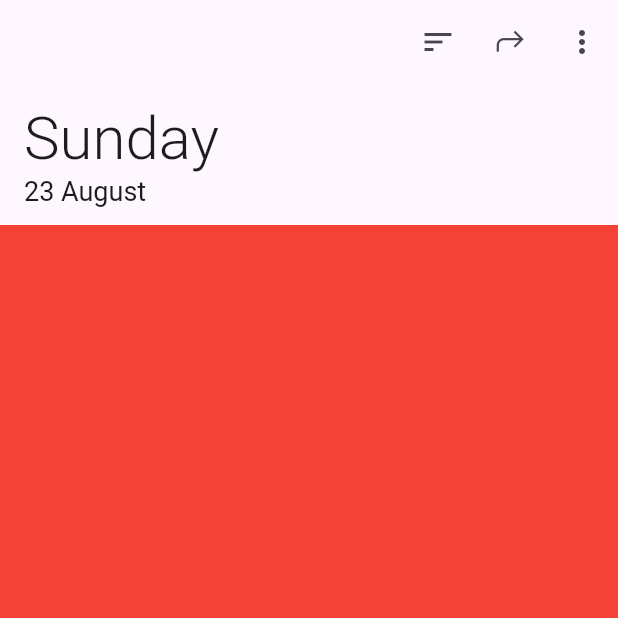
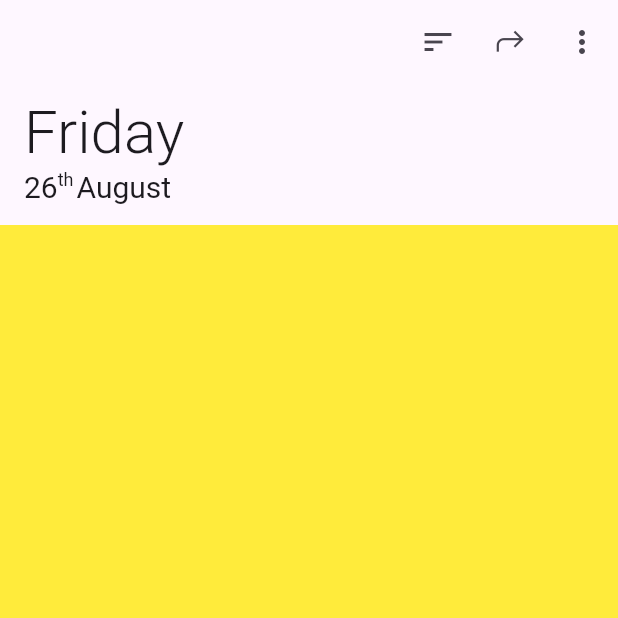
Before and after one commit to chaitanya634/tasks, a Flutter app: the screen it shows after launch, on a phone screen of 412 x 824 dp, the top half of it. Run offline on Flutter 3.47's test engine with Material 2 defaults, Android fonts, the phone set to English and light mode, and no system bars; drawn by our look-alikes of dynamic_color; our stand-ins replace google_fonts.

Commit message:
Created app bar title

```diff
--- a/lib/main.dart
+++ b/lib/main.dart
@@ -1,10 +1,17 @@
 import 'package:dynamic_color/dynamic_color.dart';
 import 'package:flutter/material.dart';
+import 'package:provider/provider.dart';
+import 'package:tasks/pages/home.dart';
+import 'package:tasks/providers/date_time.dart';
 import 'package:tasks/themes/light.dart';
-import 'package:google_fonts/google_fonts.dart';
 
 void main() {
-  runApp(const MyApp());
+  runApp(MultiProvider(
+    providers: [
+      ChangeNotifierProvider(create: (context) => DateTimeProvider())
+    ],
+    child: const MyApp(),
+  ));
 }
 
 class MyApp extends StatelessWidget {
@@ -15,56 +22,13 @@ class MyApp extends StatelessWidget {
     return DynamicColorBuilder(
       builder: (lightDynamic, darkDynamic) {
         return MaterialApp(
-          debugShowCheckedModeBanner: false,
-          theme: lightTheme(lightDynamic),
-          home: Scaffold(
-            body: CustomScrollView(
-              slivers: [
-                SliverAppBar(
-                  expandedHeight: 150.0,
-                  pinned: true,
-                  flexibleSpace: FlexibleSpaceBar(
-                    title: Column(
-                      mainAxisAlignment: MainAxisAlignment.end,
-                      crossAxisAlignment: CrossAxisAlignment.start,
-                      children: [
-                        Text('Sunday',
-                            style: GoogleFonts.roboto(
-                                fontSize: 20,
-                                fontWeight: FontWeight.w300,
-                                color: lightDynamic?.primary)),
-                        Text('23 August',
-                            style: GoogleFonts.roboto(
-                                fontSize: 9,
-                                color: lightDynamic?.secondary,
-                                fontWeight: FontWeight.w400)),
-                      ],
-                    ),
-                    titlePadding: const EdgeInsets.only(left: 16, bottom: 12),
-                    expandedTitleScale: 2,
-                  ),
-                  actions: [
-                    IconButton(onPressed: () {}, icon: const Icon(Icons.sort)),
-                    IconButton(
-                      onPressed: () {},
-                      icon: const Icon(
-                          IconData(0xe800, fontFamily: 'ShareFontIcon')),
-                    ),
-                    IconButton(
-                        onPressed: () {}, icon: const Icon(Icons.more_vert)),
-                  ],
-                ),
-                SliverList(
-                    delegate: SliverChildBuilderDelegate((context, index) {
-                  return Container(
-                    height: 40,
-                    color: Colors.red,
-                  );
-                }, childCount: 60))
-              ],
-            ),
-          ),
-        );
+            debugShowCheckedModeBanner: false,
+            theme: lightTheme(lightDynamic),
+            home: HomePage(
+              lightDynamic,
+              darkDynamic,
+              context: context,
+            ));
       },
     );
   }
--- /dev/null
+++ b/lib/pages/home.dart
@@ -0,0 +1,61 @@
+import 'package:flutter/material.dart';
+import 'package:google_fonts/google_fonts.dart';
+import 'package:provider/provider.dart';
+import 'package:tasks/providers/date_time.dart';
+
+class HomePage extends StatelessWidget {
+  const HomePage(this.lightDynamic, this.darkDynamic,
+      {required BuildContext context, Key? key})
+      : super(key: key);
+
+  final ColorScheme? lightDynamic;
+  final ColorScheme? darkDynamic;
+
+  @override
+  Widget build(BuildContext context) {
+    return Scaffold(
+      body: CustomScrollView(
+        slivers: [
+          SliverAppBar(
+            backgroundColor: lightDynamic?.onInverseSurface,
+            floating: true,
+            snap: true,
+            expandedHeight: 150.0,
+            pinned: true,
+            flexibleSpace: FlexibleSpaceBar(
+              title: Column(
+                mainAxisAlignment: MainAxisAlignment.end,
+                crossAxisAlignment: CrossAxisAlignment.start,
+                children: [
+                  Text(context.read<DateTimeProvider>().weekday(),
+                      style: GoogleFonts.roboto(
+                          fontSize: 20,
+                          fontWeight: FontWeight.w300,
+                          color: lightDynamic?.primary)),
+                  context.read<DateTimeProvider>().date(lightDynamic),
+                ],
+              ),
+              titlePadding: const EdgeInsets.only(left: 16, bottom: 12),
+              expandedTitleScale: 2,
+            ),
+            actions: [
+              IconButton(onPressed: () {}, icon: const Icon(Icons.sort)),
+              IconButton(
+                onPressed: () {},
+                icon: const Icon(IconData(0xe800, fontFamily: 'ShareFontIcon')),
+              ),
+              IconButton(onPressed: () {}, icon: const Icon(Icons.more_vert)),
+            ],
+          ),
+          SliverList(
+              delegate: SliverChildBuilderDelegate((context, index) {
+            return Container(
+              height: 40,
+              color: Colors.yellow,
+            );
+          }, childCount: 60))
+        ],
+      ),
+    );
+  }
+}
--- /dev/null
+++ b/lib/providers/date_time.dart
@@ -0,0 +1,120 @@
+import 'dart:ui';
+import 'package:flutter/material.dart';
+
+class DateTimeProvider with ChangeNotifier {
+  String ordinal(int number) {
+    int i = number;
+    String ordinal = '';
+
+    if (i == 1 || i == 21 || i == 31) {
+      ordinal = 'st';
+    } else if (i == 2 || i == 22) {
+      ordinal = 'nd';
+    } else if (i == 3 || i == 23) {
+      ordinal = 'rd';
+    } else {
+      ordinal = 'th';
+    }
+
+    return ordinal;
+  }
+
+  String month(int i) {
+    String m = '';
+    switch (i) {
+      case 1:
+        m = 'January';
+        break;
+      case 2:
+        m = 'February';
+        break;
+      case 3:
+        m = 'March';
+        break;
+      case 4:
+        m = 'April';
+        break;
+      case 5:
+        m = 'May';
+        break;
+      case 6:
+        m = 'June';
+        break;
+      case 7:
+        m = 'July';
+        break;
+      case 8:
+        m = 'August';
+        break;
+      case 9:
+        m = 'September';
+        break;
+      case 10:
+        m = 'October';
+        break;
+      case 11:
+        m = 'November';
+        break;
+      case 12:
+        m = 'December';
+        break;
+    }
+    return m;
+  }
+
+  Wrap date(ColorScheme? lightDynamic) {
+    DateTime currentDateTime = DateTime.now();
+    return Wrap(
+      direction: Axis.horizontal,
+      children: [
+        Text(currentDateTime.day.toString(),
+            style: TextStyle(
+              color: lightDynamic?.secondary,
+              fontSize: 10,
+            )),
+        Text(ordinal(currentDateTime.day),
+            style: TextStyle(
+                color: lightDynamic?.secondary,
+                fontSize: 6,
+                fontFeatures: const [FontFeature.superscripts()])),
+        Padding(
+          padding: const EdgeInsets.only(left: 1.0),
+          child: Text(month(currentDateTime.month),
+              style: TextStyle(
+                color: lightDynamic?.secondary,
+                fontSize: 10,
+              )),
+        ),
+      ],
+    );
+  }
+
+  String weekday() {
+    DateTime currentDateTime = DateTime.now();
+    late String day;
+    switch (currentDateTime.weekday) {
+      case 1:
+        day = 'Monday';
+        break;
+      case 2:
+        day = 'Tuesday';
+        break;
+      case 3:
+        day = 'Wednesday';
+        break;
+      case 4:
+        day = 'Thursday';
+        break;
+      case 5:
+        day = 'Friday';
+        break;
+      case 6:
+        day = 'Saturday';
+        break;
+      case 7:
+        day = 'Sunday';
+        break;
+    }
+    return day;
+  }
+}
--- a/lib/themes/light.dart
+++ b/lib/themes/light.dart
@@ -9,7 +9,7 @@ ThemeData lightTheme(ColorScheme? lightDynamic) {
       useMaterial3: true,
       appBarTheme: AppBarTheme(
         systemOverlayStyle: SystemUiOverlayStyle(
-            statusBarColor: lightDynamic.onInverseSurface,
+            statusBarColor: Colors.transparent,
             systemNavigationBarColor: lightDynamic.onInverseSurface),
         backgroundColor: lightDynamic.onInverseSurface,
         actionsIconTheme: IconThemeData(color: lightDynamic.onPrimaryContainer),
--- a/pubspec.yaml
+++ b/pubspec.yaml
@@ -36,6 +36,7 @@ dependencies:
   cupertino_icons: ^1.0.2
   dynamic_color: ^1.4.0
   google_fonts: ^3.0.1
+  provider: ^6.0.3
 
 dev_dependencies:
   flutter_test:
```
Also changed, not shown: pubspec.lock.
